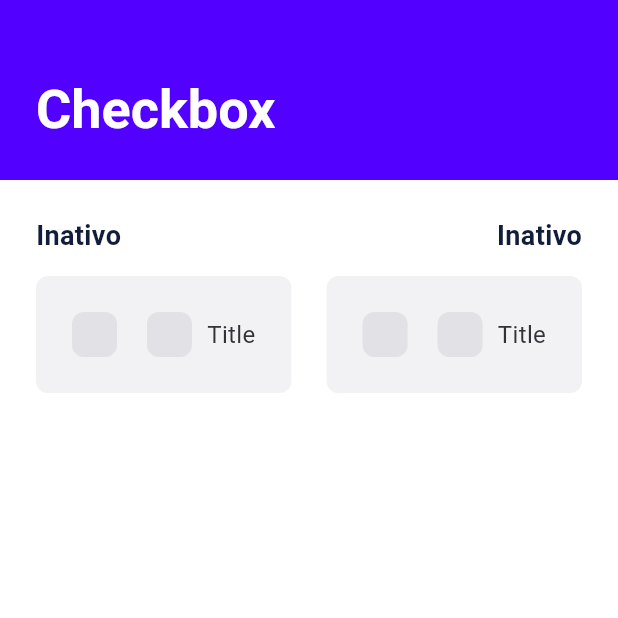
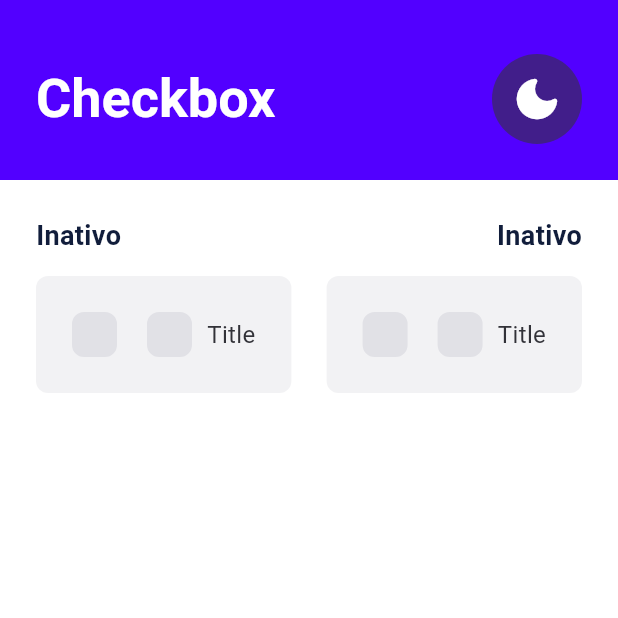
Before and after one commit to bernardoveras/comanda_ui, a Flutter app: the screen it shows after launch, after a tap on the "check" icon, on a phone screen of 412 x 824 dp, the top half of it. Run offline on Flutter 3.47's test engine with Material 2 defaults, Android fonts, the phone set to English and light mode, and no system bars.

Commit message:
add theme switcher

```diff
--- a/example/lib/checkbox/checkboxes.dart
+++ b/example/lib/checkbox/checkboxes.dart
@@ -2,6 +2,7 @@ import 'package:comanda_ui/shared/colors.dart';
 import 'package:example/shared/component_appbar.dart';
 import 'package:flutter/material.dart';
 
+import '../shared/component_card.dart';
 import '../shared/component_header.dart';
 import 'comanda_checkbox.dart';
 
@@ -41,19 +42,7 @@ class _CheckBoxesState extends State<CheckBoxes> {
                         crossAxisAlignment: CrossAxisAlignment.start,
                         children: [
                           ComponentHeader(title: leftCheckbox ? 'Ativo' : 'Inativo'),
-                          Container(
-                            padding: const EdgeInsets.all(24),
-                            margin: const EdgeInsets.symmetric(vertical: 14),
-                            decoration: BoxDecoration(
-                              color: Theme.of(context).brightness == Brightness.light ? ComandaBetColors.textFieldLight : ComandaBetColors.dark100,
-                              borderRadius: BorderRadius.circular(8),
-                              border: Theme.of(context).brightness == Brightness.dark
-                                  ? Border.all(
-                                      color: ComandaBetColors.primary,
-                                      width: 1.5,
-                                    )
-                                  : null,
-                            ),
+                          ComponentCard(
                             child: Wrap(
                               spacing: 20,
                               children: [
@@ -75,19 +64,7 @@ class _CheckBoxesState extends State<CheckBoxes> {
                         crossAxisAlignment: CrossAxisAlignment.end,
                         children: [
                           ComponentHeader(title: rightCheckbox ? 'Ativo' : 'Inativo'),
-                          Container(
-                            padding: const EdgeInsets.all(24),
-                            margin: const EdgeInsets.symmetric(vertical: 14),
-                            decoration: BoxDecoration(
-                              color: Theme.of(context).brightness == Brightness.light ? ComandaBetColors.textFieldLight : ComandaBetColors.dark100,
-                              borderRadius: BorderRadius.circular(8),
-                              border: Theme.of(context).brightness == Brightness.dark
-                                  ? Border.all(
-                                      color: ComandaBetColors.primary,
-                                      width: 1.5,
-                                    )
-                                  : null,
-                            ),
+                          ComponentCard(
                             child: Wrap(
                               spacing: 20,
                               children: [
--- a/example/lib/main.dart
+++ b/example/lib/main.dart
@@ -1,23 +1,51 @@
 import 'package:comanda_ui/shared/theme.dart';
 import 'package:example/checkbox/checkboxes.dart';
+import 'package:example/shared/utils/theme_preference.dart';
 import 'package:flutter/material.dart';
 
 void main() {
-  runApp(const MyApp());
+  runApp(const Application());
 }
 
-class MyApp extends StatelessWidget {
-  const MyApp({Key? key}) : super(key: key);
+class Application extends StatefulWidget {
+  const Application({Key? key}) : super(key: key);
+
+  @override
+  State<Application> createState() => _ApplicationState();
+}
+
+class _ApplicationState extends State<Application> with WidgetsBindingObserver {
+  @override
+  void initState() {
+    WidgetsBinding.instance!.addObserver(this);
+    ThemePreference.findTheme();
+    super.initState();
+  }
+
+  @override
+  void dispose() {
+    WidgetsBinding.instance!.removeObserver(this);
+    super.dispose();
+  }
+
+  @override
+  void didChangePlatformBrightness() {
+    ThemePreference.findTheme();
+    super.didChangePlatformBrightness();
+  }
 
   @override
   Widget build(BuildContext context) {
-    return MaterialApp(
-      title: 'Comanda Design System',
-      debugShowCheckedModeBanner: false,
-      darkTheme: CBTheme.dark,
-      theme: CBTheme.light,
-      // themeMode: ThemeMode.dark,
-      home: CheckBoxes(),
+    return ValueListenableBuilder(
+      valueListenable: ThemePreference.theme,
+      builder: (context, Brightness theme, _) => MaterialApp(
+        title: 'Comanda Design System',
+        debugShowCheckedModeBanner: false,
+        darkTheme: CBTheme.dark,
+        theme: CBTheme.light,
+        themeMode: theme == Brightness.light ? ThemeMode.light : ThemeMode.dark,
+        home: CheckBoxes(),
+      ),
     );
   }
 }
--- a/example/lib/shared/component_appbar.dart
+++ b/example/lib/shared/component_appbar.dart
@@ -1,5 +1,6 @@
 import 'package:comanda_ui/shared/colors.dart';
 import 'package:comanda_ui/shared/weight.dart';
+import 'package:example/shared/utils/theme_preference.dart';
 import 'package:flutter/material.dart';
 
 class ComponentAppBar extends StatelessWidget {
@@ -19,7 +20,10 @@ class ComponentAppBar extends StatelessWidget {
       backgroundColor: Theme.of(context).brightness == Brightness.light ? ComandaBetColors.primary : ComandaBetColors.dark50,
       flexibleSpace: FlexibleSpaceBar(
         titlePadding: const EdgeInsets.all(24),
-        title: Text(
+        title: Row(
+          mainAxisAlignment: MainAxisAlignment.spaceBetween,
+          children: [
+            Text(
               title,
               style: TextStyle(
                 fontWeight: Weight.bold(),
@@ -27,6 +31,30 @@ class ComponentAppBar extends StatelessWidget {
                 color: Colors.white,
               ),
             ),
+            Material(
+              elevation: 0,
+              color: ComandaBetColors.primaryDark,
+              borderRadius: BorderRadius.circular(100),
+              child: InkWell(
+                onTap: () {
+                  ThemePreference.changeTheme();
+                },
+                borderRadius: BorderRadius.circular(100),
+                splashColor: Colors.white.withOpacity(0.10),
+                highlightColor: Colors.white.withOpacity(0.10),
+                child: Container(
+                  height: 40,
+                  width: 40,
+                  decoration: const BoxDecoration(shape: BoxShape.circle),
+                  child: const Icon(
+                    Icons.dark_mode_rounded,
+                    color: Colors.white,
+                  ),
+                ),
+              ),
+            ),
+          ],
+        ),
       ),
     );
   }
--- /dev/null
+++ b/example/lib/shared/component_card.dart
@@ -0,0 +1,27 @@
+import 'package:comanda_ui/shared/colors.dart';
+import 'package:flutter/material.dart';
+
+class ComponentCard extends StatelessWidget {
+  const ComponentCard({Key? key, this.child}) : super(key: key);
+
+  final Widget? child;
+
+  @override
+  Widget build(BuildContext context) {
+    return Container(
+      padding: const EdgeInsets.all(24),
+      margin: const EdgeInsets.symmetric(vertical: 14),
+      decoration: BoxDecoration(
+        color: Theme.of(context).brightness == Brightness.light ? ComandaBetColors.textFieldLight : ComandaBetColors.dark100,
+        borderRadius: BorderRadius.circular(8),
+        border: Theme.of(context).brightness == Brightness.dark
+            ? Border.all(
+                color: ComandaBetColors.primary,
+                width: 1.5,
+              )
+            : null,
+      ),
+      child: child,
+    );
+  }
+}
--- /dev/null
+++ b/example/lib/shared/utils/theme_preference.dart
@@ -0,0 +1,13 @@
+import 'package:flutter/cupertino.dart';
+
+class ThemePreference {
+  static ValueNotifier<Brightness> theme = ValueNotifier(Brightness.light);
+
+  static findTheme() {
+    theme.value = WidgetsBinding.instance!.platformDispatcher.platformBrightness;
+  }
+
+  static changeTheme([Brightness? value]) => theme.value = value ?? (theme.value == Brightness.light ? Brightness.dark : Brightness.light);
+  static setLightTheme() => changeTheme(Brightness.light);
+  static setDarkTheme() => changeTheme(Brightness.dark);
+}
```
Lines whose indentation alone changed are shown as unchanged.
